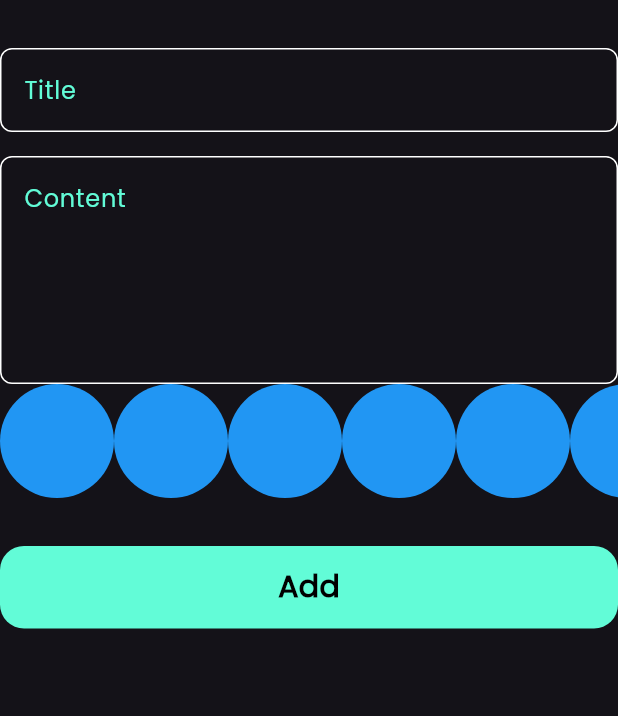
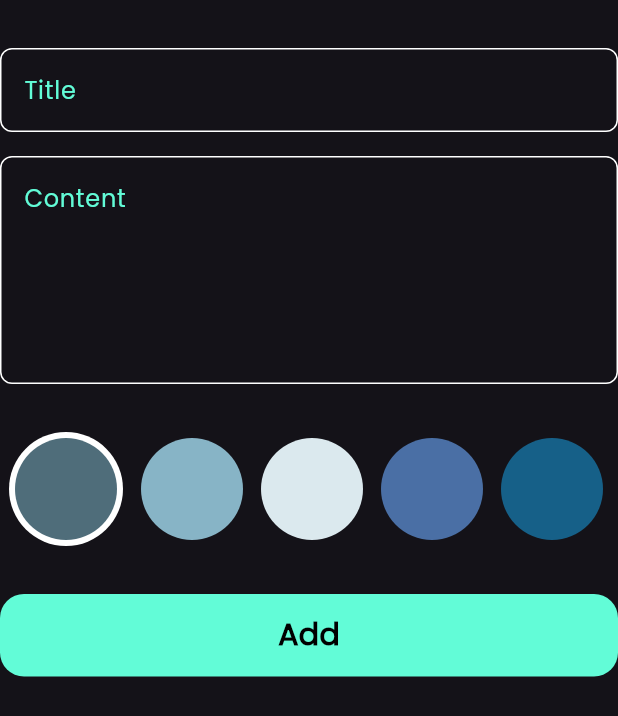
Before and after one commit to Mohammadalsalhi55/Notes_App_18-2, a Flutter app: the AddnoteForm widget shown alone on an empty page, opened directly, on a phone screen of 412 x 824 dp. Shown: the top 716 px of the screen. Run offline on Flutter 3.47's test engine with Material 3 defaults, Android fonts, the phone set to English and light mode, and no system bars; our stand-ins replace another_xlider, bloc, flutter_bloc, font_awesome_flutter, hive, hive_flutter; accounts and stored records are empty.

Commit message:
color list view part two

```diff
--- a/note_app/lib/views/add_note_form.dart
+++ b/note_app/lib/views/add_note_form.dart
@@ -29,7 +29,7 @@
       autovalidateMode: autovalidateMode,
       child: Column(
         children: [
-          SizedBox(
+          const SizedBox(
             height: 32,
           ),
           CustomTextField(
@@ -47,6 +47,9 @@
             },
             hint: 'Content',
             maxlines: 5,
+          ),
+          const SizedBox(
+            height: 32,
           ),
           const ColorsListView(),
           const SizedBox(
@@ -76,7 +79,7 @@
               );
             },
           ),
-          SizedBox(
+          const SizedBox(
             height: 16,
           ),
         ],
--- a/note_app/lib/views/color_list_view.dart
+++ b/note_app/lib/views/color_list_view.dart
@@ -1,29 +1,65 @@
 import 'package:flutter/material.dart';
 
 class ColorItem extends StatelessWidget {
-  const ColorItem({super.key});
+  const ColorItem({super.key, required this.isActive, required this.color});
+  final bool isActive;
+  final Color color;
 
   @override
   Widget build(BuildContext context) {
-    return const CircleAvatar(
-      radius: 38,
-      backgroundColor: Colors.blue,
-    );
+    return isActive
+        ? CircleAvatar(
+            backgroundColor: Colors.white,
+            radius: 38,
+            child: CircleAvatar(
+              radius: 34,
+              backgroundColor: color,
+            ),
+          )
+        : CircleAvatar(
+            radius: 34,
+            backgroundColor: color,
+          );
   }
 }
 
-class ColorsListView extends StatelessWidget {
+class ColorsListView extends StatefulWidget {
   const ColorsListView({super.key});
 
+  @override
+  State<ColorsListView> createState() => _ColorsListViewState();
+}
+
+class _ColorsListViewState extends State<ColorsListView> {
+  int CurrentIndex = 0;
+  List<Color> colors = [
+    Color(0xff4F6D7A),
+    Color.fromARGB(255, 135, 180, 198),
+    Color(0xffDBE9EE),
+    Color(0xff4A6FA5),
+    Color(0xff166088),
+  ];
   @override
   Widget build(BuildContext context) {
     return SizedBox(
       height: 38 * 2,
       child: ListView.builder(
-          itemCount: 10,
+          itemCount: colors.length,
           scrollDirection: Axis.horizontal,
           itemBuilder: (context, index) {
-            return const ColorItem();
+            return Padding(
+              padding: const EdgeInsets.symmetric(horizontal: 6),
+              child: GestureDetector(
+                onTap: () {
+                  CurrentIndex = index;
+                  setState(() {});
+                },
+                child: ColorItem(
+                  color: colors[index],
+                  isActive: CurrentIndex == index,
+                ),
+              ),
+            );
           }),
     );
   }
```
